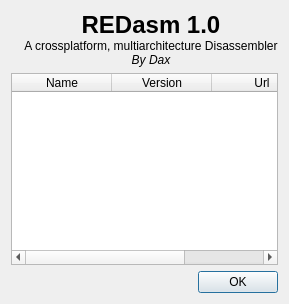
This is dialogs/aboutdialog.ui in REDasmOrg/REDasm as Qt 5 draws it before an edit. The edited form follows.
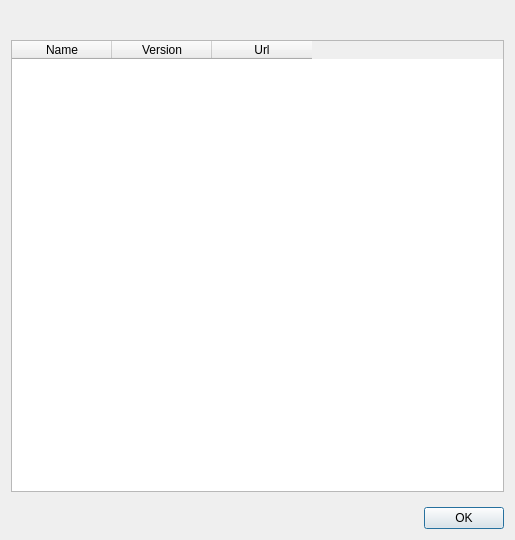
This is the edited form. Icons and pictures are not drawn.

Patch:
```diff
--- a/dialogs/aboutdialog.ui
+++ b/dialogs/aboutdialog.ui
@@ -9,8 +9,8 @@
    <rect>
     <x>0</x>
     <y>0</y>
-    <width>495</width>
-    <height>329</height>
+    <width>515</width>
+    <height>540</height>
    </rect>
   </property>
   <property name="sizePolicy">
@@ -26,13 +26,8 @@
    <bool>true</bool>
   </property>
   <layout class="QVBoxLayout" name="verticalLayout">
-   <property name="sizeConstraint">
-    <enum>QLayout::SetFixedSize</enum>
-   </property>
-   <item>
-    <layout class="QHBoxLayout" name="horizontalLayout">
-     <property name="sizeConstraint">
-      <enum>QLayout::SetDefaultConstraint</enum>
+   <property name="spacing">
+    <number>15</number>
      </property>
      <item>
       <widget class="QLabel" name="lblLogo">
@@ -46,18 +41,6 @@
         <set>Qt::AlignCenter</set>
        </property>
       </widget>
-     </item>
-     <item>
-      <widget class="QLabel" name="lblDescription">
-       <property name="text">
-        <string>&lt;html&gt;&lt;head/&gt;&lt;body&gt;&lt;p align=&quot;center&quot;&gt;&lt;span style=&quot; font-size:18pt; font-weight:600;&quot;&gt;REDasm 1.0&lt;/span&gt;&lt;span style=&quot; font-weight:600;&quot;&gt;&lt;br/&gt;&lt;/span&gt;A crossplatform, multiarchitecture Disassembler&lt;br/&gt;&lt;span style=&quot; font-style:italic;&quot;&gt;By Dax&lt;/span&gt;&lt;/p&gt;&lt;/body&gt;&lt;/html&gt;</string>
-       </property>
-       <property name="textFormat">
-        <enum>Qt::RichText</enum>
-       </property>
-      </widget>
-     </item>
-    </layout>
    </item>
    <item>
     <widget class="QTableWidget" name="twDepends">
```
Left out of the diff: 2 changed lines with no effect on the pictures. Lines whose indentation alone changed are shown as unchanged.
